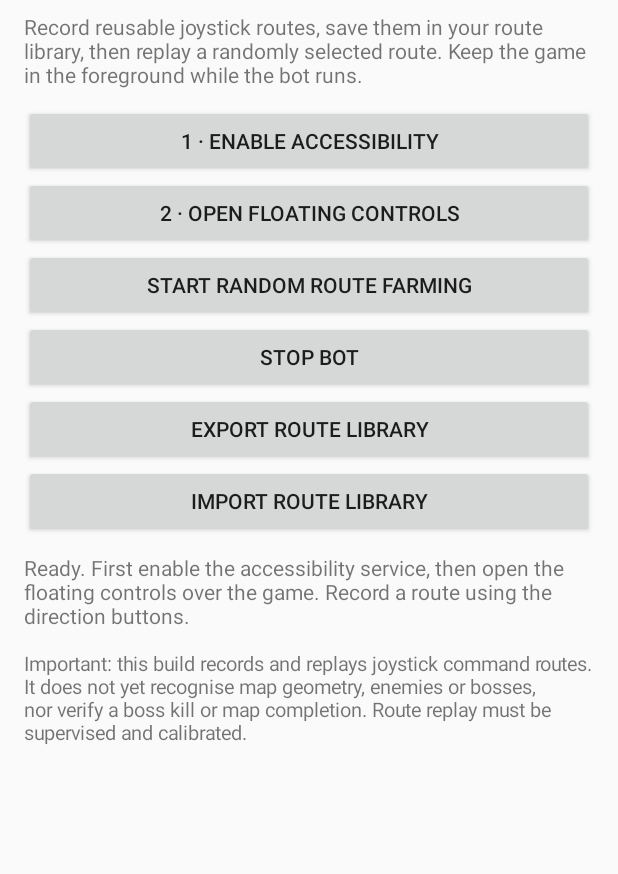
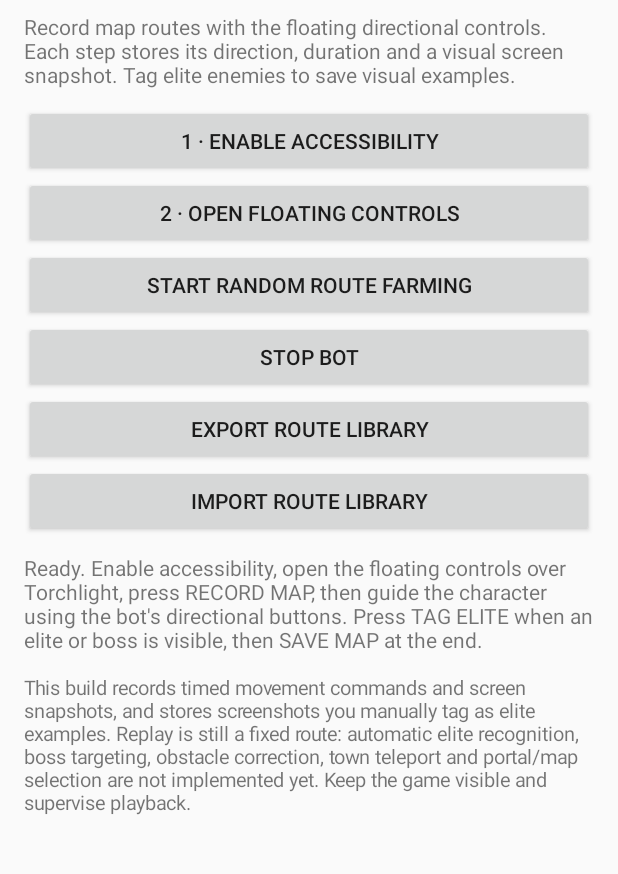
Before and after one commit to imcrackedpixel/Torch, an Android app: the screen it shows after launch (MainActivity), on a phone screen of 412 x 824 dp, the part 77-951 px from its top. Run offline under Robolectric (Android 15) with nearby library versions, the phone set to English and light mode, and no system bars.

Commit message:
Explain map recording and elite sample workflow

```diff
--- a/torchlight-bot/src/main/java/com/imcrackedpixel/torchlightbot/MainActivity.kt
+++ b/torchlight-bot/src/main/java/com/imcrackedpixel/torchlightbot/MainActivity.kt
@@ -22,7 +22,7 @@ class MainActivity : Activity() {
             gravity = Gravity.CENTER
         })
         root.addView(TextView(this).apply {
-            text = "Record reusable joystick routes, save them in your route library, then replay a randomly selected route. Keep the game in the foreground while the bot runs."
+            text = "Record map routes with the floating directional controls. Each step stores its direction, duration and a visual screen snapshot. Tag elite enemies to save visual examples."
             textSize = 14f
             setPadding(0, 12, 0, 16)
         })
@@ -77,13 +77,13 @@ class MainActivity : Activity() {
             }
         })
         status = TextView(this).apply {
-            text = "Ready. First enable the accessibility service, then open the floating controls over the game. Record a route using the direction buttons."
+            text = "Ready. Enable accessibility, open the floating controls over Torchlight, press RECORD MAP, then guide the character using the bot's directional buttons. Press TAG ELITE when an elite or boss is visible, then SAVE MAP at the end."
             textSize = 14f
             setPadding(0, 16, 0, 8)
         }
         root.addView(status)
         root.addView(TextView(this).apply {
-            text = "Important: this build records and replays joystick command routes. It does not yet recognise map geometry, enemies or bosses, nor verify a boss kill or map completion. Route replay must be supervised and calibrated."
+            text = "This build records timed movement commands and screen snapshots, and stores screenshots you manually tag as elite examples. Replay is still a fixed route: automatic elite recognition, boss targeting, obstacle correction, town teleport and portal/map selection are not implemented yet. Keep the game visible and supervise playback."
             textSize = 13f
             setPadding(0, 12, 0, 12)
         })
```
